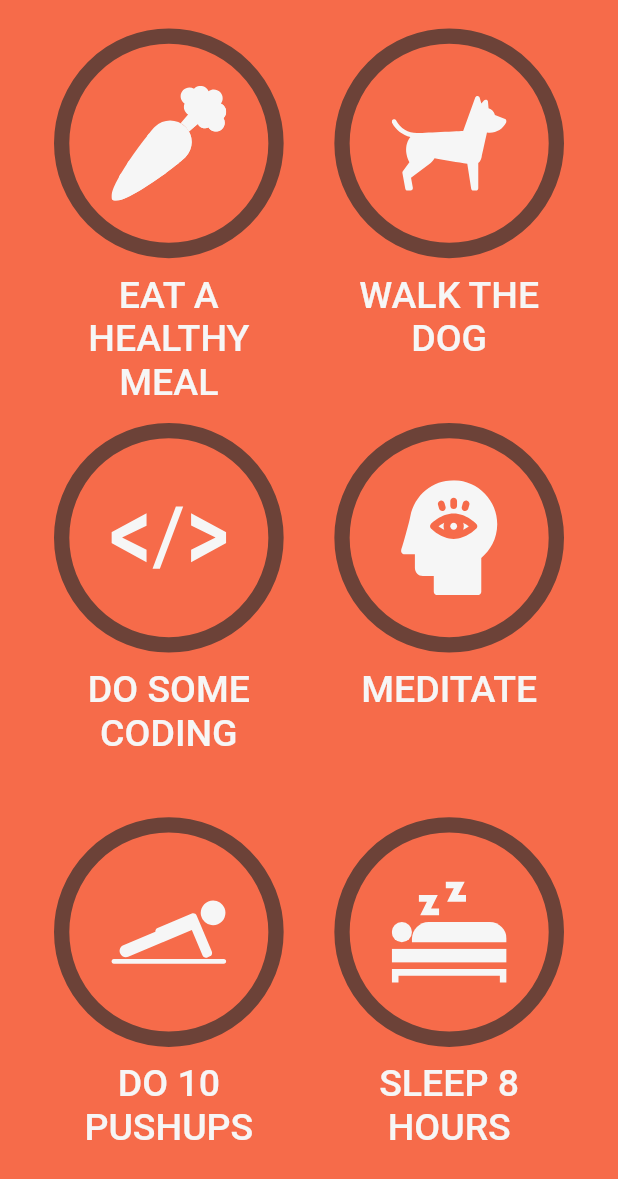
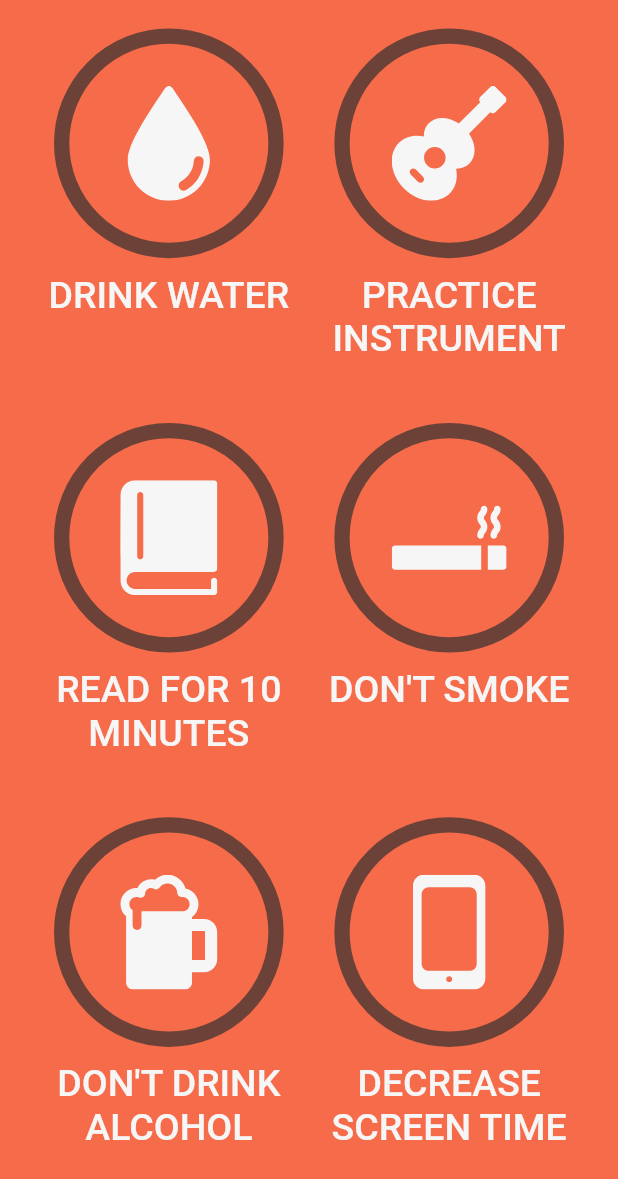
Before and after one commit to sanjeevi12/habit_tracker, a Flutter app: the screen it shows after launch, on a phone screen of 412 x 824 dp. Shown: the top 1179 px of the screen. Run offline on Flutter 3.47's test engine with Material 2 defaults, Android fonts, the phone set to English and light mode, and no system bars; our stand-ins replace flutter_svg, hive, hive_flutter; accounts and stored records are empty; Roboto replaces fonts that are missing (Helvetica Neue).

```diff
--- a/lib/main.dart
+++ b/lib/main.dart
@@ -10,8 +10,24 @@ Future<void> main() async {
   WidgetsFlutterBinding.ensureInitialized();
   final dataSource = HiveDataStore();
   await dataSource.init();
-  await dataSource.createDemoTasks(tasks: [
-Task(id: '1',name: 'sanjeevi',iconName: AppAssets.dog)
+  await dataSource.createDemoTasks(
+    force: true,
+    tasks: [
+  //     Task.create(name: 'Wash Your Hands', iconName: AppAssets.washHands),
+  //  Task.create(name: 'Wear a Mask', iconName: AppAssets.mask),
+  //  Task.create(name: 'Brush Your Teeth', iconName: AppAssets.toothbrush),
+  //   Task.create(name: 'Floss Your Teeth', iconName: AppAssets.dentalFloss),
+    Task.create(name: 'Drink Water', iconName: AppAssets.water),
+    Task.create(name: 'Practice Instrument', iconName: AppAssets.guitar),
+    Task.create(name: 'Read for 10 Minutes', iconName: AppAssets.book),
+    Task.create(name: 'Don\'t Smoke', iconName: AppAssets.smoking),
+    Task.create(name: 'Don\'t Drink Alcohol', iconName: AppAssets.beer),
+    Task.create(name: 'Decrease Screen Time', iconName: AppAssets.phone),
+// Task.create(name: 'sanjeevi',iconName: AppAssets.dog),
+// Task.create(name: 'sanjeevi',iconName: AppAssets.dog),
+// Task.create(name: 'sanjeevi',iconName: AppAssets.dog),
+// Task.create(name: 'sanjeevi',iconName: AppAssets.dog),
+// Task.create(name: 'sanjeevi',iconName: AppAssets.dog),
   ]);
   await AppAssets.preloadSVGs();
   runApp(MyApp());
--- a/lib/models/task.dart
+++ b/lib/models/task.dart
@@ -1,10 +1,19 @@
 import 'package:hive/hive.dart';
+import 'package:uuid/uuid.dart';
 
 part 'task.g.dart';
 
 @HiveType(typeId: 0)
 class Task {
   Task({required this.id, required this.name, required this.iconName});
+
+  // final id = Uuid().v1();
+  factory Task.create({required String name,required String iconName}){
+    final id = Uuid().v1();
+    print(id);
+    return Task(id: id,name: name,iconName: iconName);
+  }
+
   @HiveField(0)
   final String id;
   @HiveField(1)
--- a/lib/persistance/hive_data_store.dart
+++ b/lib/persistance/hive_data_store.dart
@@ -1,3 +1,4 @@
+import 'package:flutter/foundation.dart';
 import 'package:habit_tracker_flutter/models/task.dart';
 import 'package:hive/hive.dart';
 import 'package:hive_flutter/hive_flutter.dart';
@@ -12,10 +13,21 @@ await Hive.openBox<Task>(tasksBoxName);
 
   Future<void> createDemoTasks({
     required List<Task> tasks,
+    required bool force
   })async{
     final box = Hive.box<Task>(tasksBoxName);
-    if(box.isEmpty){
+    if(box.isEmpty || force){
+      await box.clear();
       await box.addAll(tasks);
+    }else{
+      print(
+        'Box already as ${box.length} items '
+      );
     }
   }
+//  valueListenable in ui Screen, built in with.
+    ValueListenable<Box<Task>> tasksListenable(){
+return Hive.box<Task>(tasksBoxName).listenable();
+    }
+
 }
--- a/lib/ui/home/grid_task.dart
+++ b/lib/ui/home/grid_task.dart
@@ -2,11 +2,12 @@ import 'dart:math';
 
 import 'package:flutter/material.dart';
 import 'package:flutter/rendering.dart';
+import 'package:habit_tracker_flutter/models/task.dart';
 import 'package:habit_tracker_flutter/models/task_preset.dart';
 import 'package:habit_tracker_flutter/ui/task/task_with_name.dart';
 
 class GridTask extends StatelessWidget {
-  final List<TaskPreset> tasks;
+  final List<Task> tasks;
 
   const GridTask({Key? key, required this.tasks}) : super(key: key);
   @override
--- a/lib/ui/home/grid_task_page.dart
+++ b/lib/ui/home/grid_task_page.dart
@@ -1,11 +1,12 @@
 import 'package:flutter/material.dart';
+import 'package:habit_tracker_flutter/models/task.dart';
 import 'package:habit_tracker_flutter/models/task_preset.dart';
 import 'package:habit_tracker_flutter/ui/home/grid_task.dart';
 import 'package:habit_tracker_flutter/ui/theming/app_theme.dart';
 
 class GridTaskPage extends StatelessWidget {
   const GridTaskPage({Key? key, required this.tasks}) : super(key: key);
-  final List<TaskPreset> tasks;
+  final List<Task> tasks;
 
   @override
   Widget build(BuildContext context) {
@@ -23,7 +24,7 @@ class GridTaskPage extends StatelessWidget {
 class GridTaskContent extends StatelessWidget {
   const GridTaskContent({Key? key, required this.tasks}) : super(key: key);
 
-  final List<TaskPreset> tasks;
+  final List<Task> tasks;
   @override
   Widget build(BuildContext context) {
     return Padding(
--- a/lib/ui/home/home_page.dart
+++ b/lib/ui/home/home_page.dart
@@ -1,42 +1,35 @@
 import 'package:flutter/material.dart';
 import 'package:habit_tracker_flutter/constants/app_assets.dart';
+import 'package:habit_tracker_flutter/models/task.dart';
+import 'package:hive_flutter/hive_flutter.dart';
 import 'package:habit_tracker_flutter/models/task_preset.dart';
+import 'package:habit_tracker_flutter/persistance/hive_data_store.dart';
 import 'package:habit_tracker_flutter/ui/home/grid_task.dart';
 import 'package:habit_tracker_flutter/ui/task/animated_task.dart';
 import 'package:habit_tracker_flutter/ui/task/task_completion_ring.dart';
 import 'package:habit_tracker_flutter/ui/task/task_with_name.dart';
 import 'package:habit_tracker_flutter/ui/theming/app_theme.dart';
+import 'package:hive/hive.dart';
 
 import 'grid_task_page.dart';
 
 class HomePage extends StatelessWidget {
   @override
   Widget build(BuildContext context) {
+    // final box =  HiveDataStore();
+    final box = Hive.box<Task>(HiveDataStore.tasksBoxName);
     return Scaffold(
       backgroundColor: AppTheme.of(context).primary,
       body: SafeArea(
         child: Padding(
           padding: EdgeInsets.symmetric(horizontal: 4, vertical: 5),
-            child: GridTaskPage(tasks: [
-              TaskPreset(
-                  name: 'Eat a Healthy Meal', iconName: AppAssets.carrot),
-              TaskPreset(name: 'Walk the Dog', iconName: AppAssets.dog),
-              TaskPreset(name: 'Do Some Coding', iconName: AppAssets.html),
-              TaskPreset(name: 'Meditate', iconName: AppAssets.meditation),
-              TaskPreset(name: 'Do 10 Pushups', iconName: AppAssets.pushups),
-              TaskPreset(name: 'Sleep 8 Hours', iconName: AppAssets.rest),
-            ]),
+          child: ValueListenableBuilder(
+              valueListenable:
+              //for listenable use hive_flutter import.
+                  box.listenable(),
+              builder: (_, Box<Task> box, __) => GridTaskPage(tasks: box.values.toList())),
         ),
-        )
-
-        //   Center(
-        //     child: SizedBox(
-        //       width: 250,
-        //       child:
-        //       TaskWithName(task:
-        // TaskPreset(name: 'Do 10 Pushups', iconName: AppAssets.pushups),)
-        //       )
-        //       ),
+      ),
     );
   }
 }
--- a/lib/ui/task/task_with_name.dart
+++ b/lib/ui/task/task_with_name.dart
@@ -1,10 +1,11 @@
 import 'package:flutter/material.dart';
+import 'package:habit_tracker_flutter/models/task.dart';
 import 'package:habit_tracker_flutter/models/task_preset.dart';
 import 'package:habit_tracker_flutter/ui/task/animated_task.dart';
 import 'package:habit_tracker_flutter/ui/theming/app_theme.dart';
 
 class TaskWithName extends StatelessWidget {
-  final TaskPreset task;
+  final Task task;
   const TaskWithName({Key? key, required this.task}) : super(key: key);
 
   @override
--- a/pubspec.yaml
+++ b/pubspec.yaml
@@ -15,7 +15,6 @@ dependencies:
   flutter_svg: ^0.22.0
   hive: ^2.0.4
   hive_flutter: ^1.1.0
-
   uuid: ^3.0.4
 
 dev_dependencies:
```
Lines whose indentation alone changed are shown as unchanged.
